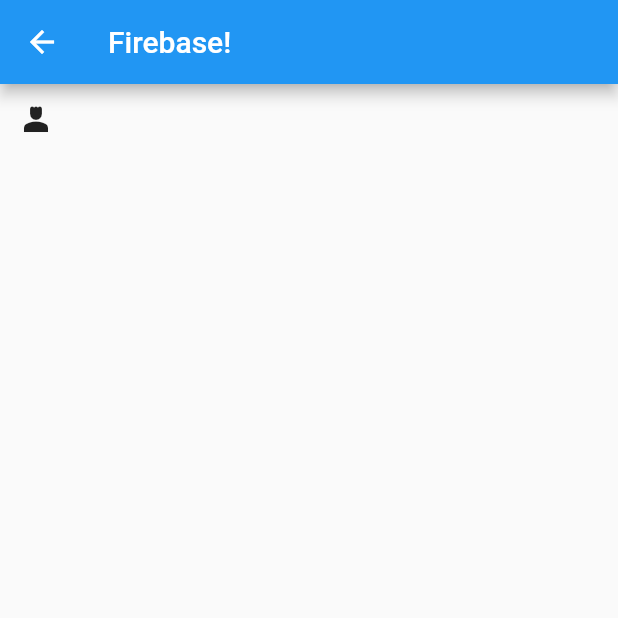
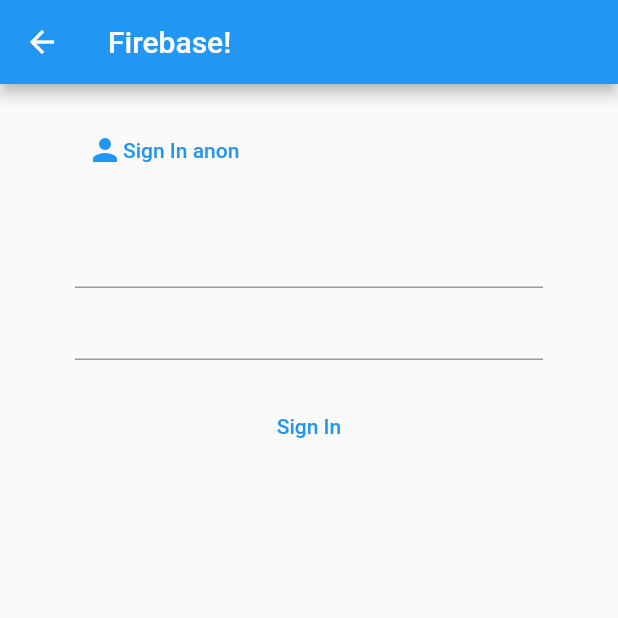
Before and after one commit to TheRealDream21/flutter_and_firebase, a Flutter app: the authenticate screen opened directly, on a phone screen of 412 x 824 dp, the top half of it. Run offline on Flutter 3.47's test engine with Material 2 defaults, Android fonts, the light colour scheme and no system bars; our stand-ins replace firebase_auth, firebase_core; accounts and stored records are empty; network calls fail.

Commit message:
Change for email/password

```diff
--- a/flutter_and_firebase/lib/main.dart
+++ b/flutter_and_firebase/lib/main.dart
@@ -1,5 +1,4 @@
 // ignore_for_file: avoid_print
-
 import 'package:firebase_core/firebase_core.dart';
 import 'package:flutter/material.dart';
 import 'package:flutter_and_firebase/firebase_options.dart';
@@ -24,7 +23,7 @@
     return StreamProvider.value(
       value: AuthService().user,
       initialData: null,
-      child: MaterialApp(
+      child: const MaterialApp(
         home: Wrapper(),
       ),
     );
--- a/flutter_and_firebase/lib/screens/authenticate/authenticate.dart
+++ b/flutter_and_firebase/lib/screens/authenticate/authenticate.dart
@@ -17,7 +17,17 @@
   Widget build(BuildContext context) {
     return Scaffold(
         appBar: AppBar(actions: [], title: const Text('Firebase!')),
-        body: IconButton(
+        body: Form(
+          child: Padding(
+            padding: const EdgeInsets.fromLTRB(50.0, 0.0, 50.0, 0.0),
+            child: Column(children: [
+              const SizedBox(
+                height: 20.0,
+              ),
+              TextButton(
+                child: const Row(
+                  children: [Icon(Icons.person), Text("Sign In anon")],
+                ),
                 onPressed: () async {
                   dynamic result = await _auth.signInAnonymously();
                   if (result == null) {
@@ -28,8 +38,24 @@
                     print(result);
                   }
                 },
-          icon: const Icon(Icons.person_4_sharp),
-          tooltip: 'sign in anonymously',
+              ),
+              const SizedBox(
+                height: 20.0,
+              ),
+              TextFormField(onChanged: (val) {}),
+              TextFormField(
+                onChanged: (val) {},
+                obscureText: true,
+              ),
+              const SizedBox(
+                height: 20.0,
+              ),
+              TextButton(
+                child: const Text("Sign In"),
+                onPressed: () {},
+              )
+            ]),
+          ),
         ));
   }
 }
--- a/flutter_and_firebase/lib/services/auth.dart
+++ b/flutter_and_firebase/lib/services/auth.dart
@@ -31,9 +31,9 @@
   }
 
   // sign Out
-  Future signOut() async {
+  User? signOut() {
     try {
-      UserCredential? result = (await _auth.signOut) as UserCredential?;
+      UserCredential? result = _auth.signOut() as UserCredential?;
       return result?.user;
     } catch (e) {
       print(e);
```
Also changed, not shown: flutter_and_firebase/lib/screens/home/home.dart (+17 -1 lines), flutter_and_firebase/lib/screens/wrapper.dart (+11 -6 lines), 2 other files. Lines whose indentation alone changed are shown as unchanged.
